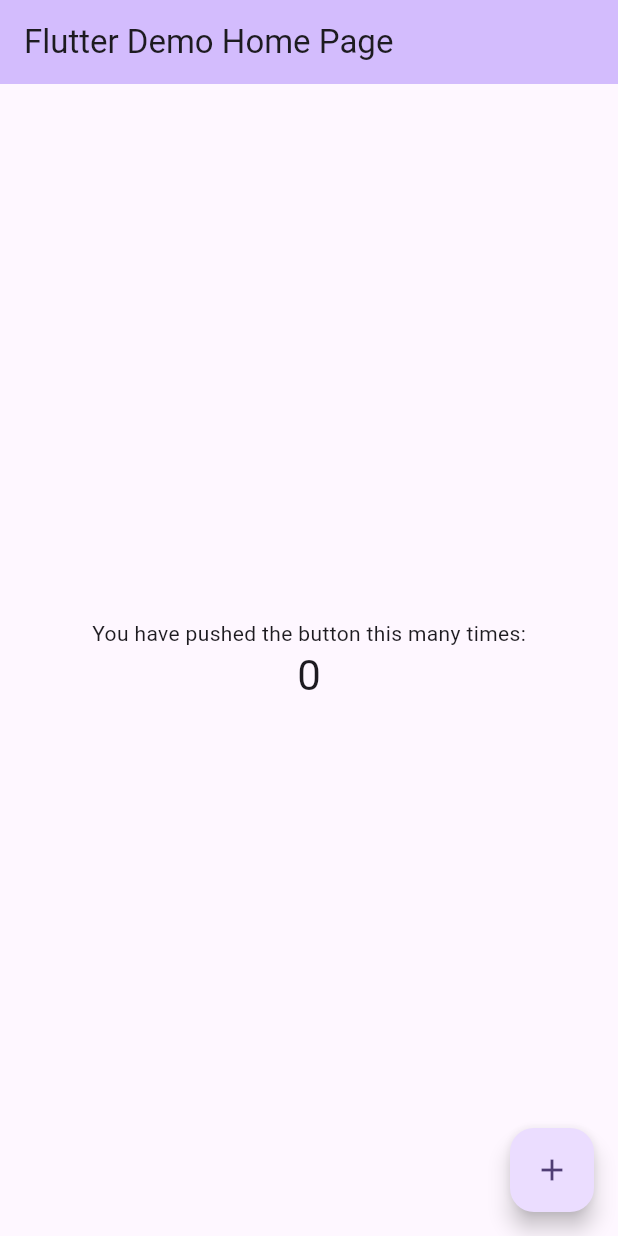
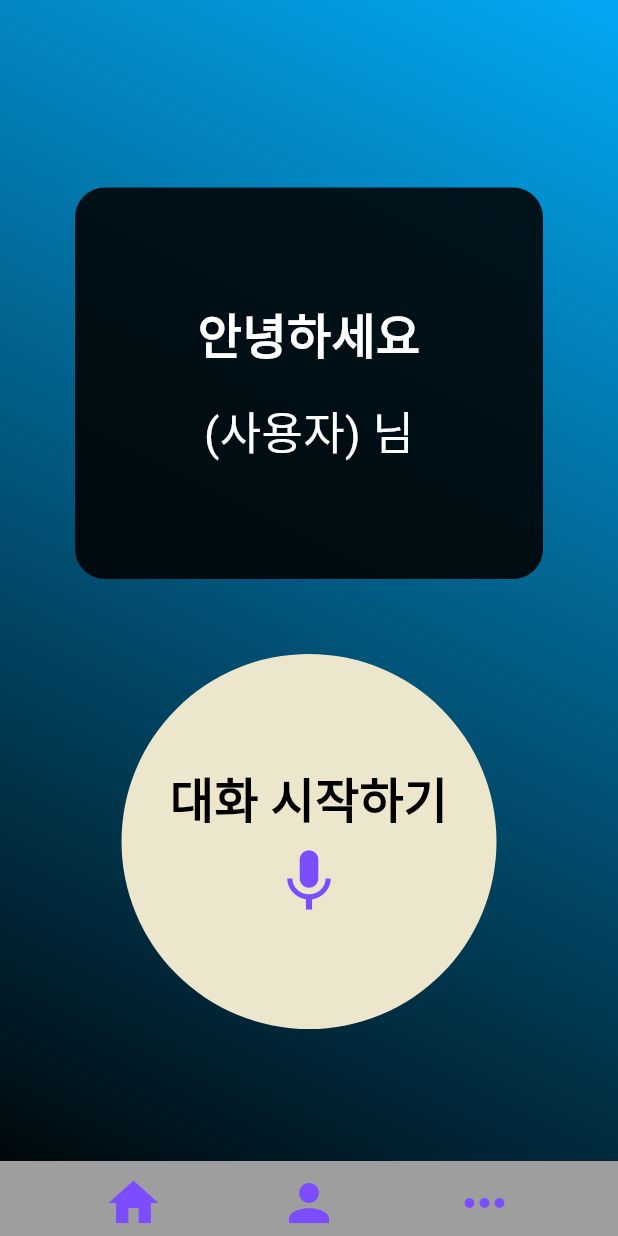
Before and after one commit to crosswaves/cross_wave, a Flutter app: the screen it shows after launch, on a phone screen of 412 x 824 dp. Run offline on Flutter 3.47's test engine with Material 3 defaults, Android fonts, the phone set to English and light mode, and no system bars.

Commit message:
feat : 홈 화면 / 대화 화면

```diff
--- /dev/null
+++ b/lib/home_and_talk/home.dart
@@ -0,0 +1,180 @@
+import 'package:cross_wave/home_and_talk/more_info.dart';
+import 'package:cross_wave/home_and_talk/talk.dart';
+import 'package:flutter/material.dart';
+import 'profile_screen.dart';
+
+class Home extends StatefulWidget {
+  const Home({super.key});
+
+  @override
+  State<Home> createState() => _HomeState();
+}
+
+class _HomeState extends State<Home> {
+  @override
+  Widget build(BuildContext context) {
+    return Scaffold(
+      body: Container(
+        decoration: const BoxDecoration(
+          gradient: LinearGradient(
+            begin: Alignment.bottomLeft,
+            end: Alignment.topRight,
+            colors: [
+              Colors.black,
+              Colors.lightBlue,
+            ],
+          ),
+        ),
+        child: Column(
+          children: [
+            const SizedBox(
+              height: 75,
+            ),
+            Container(
+              margin: const EdgeInsets.all(50),
+              decoration: BoxDecoration(
+                color: Colors.black87,
+                borderRadius: BorderRadius.circular(
+                  20,
+                ),
+              ),
+              child: const Padding(
+                padding: EdgeInsets.all(75),
+                child: Row(
+                  mainAxisAlignment: MainAxisAlignment.center,
+                  children: [
+                    Column(
+                      children: [
+                        Text(
+                          '안녕하세요',
+                          style: TextStyle(
+                            fontSize: 32,
+                            fontWeight: FontWeight.w600,
+                            color: Colors.white,
+                          ),
+                        ),
+                        SizedBox(
+                          height: 20,
+                        ),
+                        Row(
+                          children: [
+                            Text(
+                              '(사용자) 님',
+                              style: TextStyle(
+                                fontSize: 30,
+                                color: Colors.white,
+                              ),
+                            ),
+                          ],
+                        ),
+                      ],
+                    )
+                  ],
+                ),
+              ),
+            ),
+            Container(
+              width: 250,
+              height: 250,
+              decoration: const BoxDecoration(
+                color: Color(0xFFECE6CC),
+                shape: BoxShape.circle,
+              ),
+              child: TextButton(
+                onPressed: () {
+                  Navigator.push(
+                    context,
+                    MaterialPageRoute(
+                      builder: (context) => const Talk(),
+                    ),
+                  );
+                },
+                child: const Column(
+                  mainAxisAlignment: MainAxisAlignment.center,
+                  children: [
+                    Text(
+                      '대화 시작하기',
+                      style: TextStyle(
+                        fontSize: 32,
+                        fontWeight: FontWeight.w600,
+                        color: Colors.black,
+                      ),
+                    ),
+                    SizedBox(
+                      height: 5,
+                    ),
+                    Icon(
+                      Icons.mic,
+                      size: 50,
+                      color: Colors.deepPurpleAccent,
+                    ),
+                  ],
+                ),
+              ),
+            ),
+            const Spacer(),
+            SizedBox(
+              height: 50,
+              width: double.infinity,
+              child: DecoratedBox(
+                decoration: const BoxDecoration(
+                  color: Colors.grey,
+                ),
+                child: Row(
+                  mainAxisAlignment: MainAxisAlignment.spaceEvenly,
+                  children: [
+                    IconButton(
+                      onPressed: () {
+                        Navigator.push(
+                          context,
+                          MaterialPageRoute(
+                            builder: (context) => const Home(),
+                          ),
+                        );
+                      },
+                      icon: const Icon(
+                        Icons.home,
+                        size: 40,
+                        color: Colors.deepPurpleAccent,
+                      ),
+                    ),
+                    IconButton(
+                      onPressed: () {
+                        Navigator.push(
+                          context,
+                          MaterialPageRoute(
+                            builder: (context) => const ProfileScreen(),
+                          ),
+                        );
+                      },
+                      icon: const Icon(
+                        Icons.person,
+                        size: 40,
+                        color: Colors.deepPurpleAccent,
+                      ),
+                    ),
+                    IconButton(
+                      onPressed: () {
+                        Navigator.push(
+                          context,
+                          MaterialPageRoute(
+                            builder: (context) => const MoreInfo(),
+                          ),
+                        );
+                      },
+                      icon: const Icon(
+                        Icons.more_horiz,
+                        size: 40,
+                        color: Colors.deepPurpleAccent,
+                      ),
+                    ),
+                  ],
+                ),
+              ),
+            ),
+          ],
+        ),
+      ),
+    );
+  }
+}
--- a/lib/main.dart
+++ b/lib/main.dart
@@ -1,125 +1,19 @@
 import 'package:flutter/material.dart';
+import 'home_and_talk/home.dart';
 
-void main() {
-  runApp(const MyApp());
-}
+void main() => runApp(const App());
 
-class MyApp extends StatelessWidget {
-  const MyApp({super.key});
+class App extends StatelessWidget {
+  const App({super.key});
 
-  // This widget is the root of your application.
   @override
   Widget build(BuildContext context) {
     return MaterialApp(
-      title: 'Flutter Demo',
+      title: 'Flutter Talk',
       theme: ThemeData(
-        // This is the theme of your application.
-        //
-        // TRY THIS: Try running your application with "flutter run". You'll see
-        // the application has a purple toolbar. Then, without quitting the app,
-        // try changing the seedColor in the colorScheme below to Colors.green
-        // and then invoke "hot reload" (save your changes or press the "hot
-        // reload" button in a Flutter-supported IDE, or press "r" if you used
-        // the command line to start the app).
-        //
-        // Notice that the counter didn't reset back to zero; the application
-        // state is not lost during the reload. To reset the state, use hot
-        // restart instead.
-        //
-        // This works for code too, not just values: Most code changes can be
-        // tested with just a hot reload.
-        colorScheme: ColorScheme.fromSeed(seedColor: Colors.deepPurple),
-        useMaterial3: true,
+        primarySwatch: Colors.amber,
       ),
-      home: const MyHomePage(title: 'Flutter Demo Home Page'),
+      home: const Home(),
     );
   }
 }
-
-class MyHomePage extends StatefulWidget {
-  const MyHomePage({super.key, required this.title});
-
-  // This widget is the home page of your application. It is stateful, meaning
-  // that it has a State object (defined below) that contains fields that affect
-  // how it looks.
-
-  // This class is the configuration for the state. It holds the values (in this
-  // case the title) provided by the parent (in this case the App widget) and
-  // used by the build method of the State. Fields in a Widget subclass are
-  // always marked "final".
-
-  final String title;
-
-  @override
-  State<MyHomePage> createState() => _MyHomePageState();
-}
-
-class _MyHomePageState extends State<MyHomePage> {
-  int _counter = 0;
-
-  void _incrementCounter() {
-    setState(() {
-      // This call to setState tells the Flutter framework that something has
-      // changed in this State, which causes it to rerun the build method below
-      // so that the display can reflect the updated values. If we changed
-      // _counter without calling setState(), then the build method would not be
-      // called again, and so nothing would appear to happen.
-      _counter++;
-    });
-  }
-
-  @override
-  Widget build(BuildContext context) {
-    // This method is rerun every time setState is called, for instance as done
-    // by the _incrementCounter method above.
-    //
-    // The Flutter framework has been optimized to make rerunning build methods
-    // fast, so that you can just rebuild anything that needs updating rather
-    // than having to individually change instances of widgets.
-    return Scaffold(
-      appBar: AppBar(
-        // TRY THIS: Try changing the color here to a specific color (to
-        // Colors.amber, perhaps?) and trigger a hot reload to see the AppBar
-        // change color while the other colors stay the same.
-        backgroundColor: Theme.of(context).colorScheme.inversePrimary,
-        // Here we take the value from the MyHomePage object that was created by
-        // the App.build method, and use it to set our appbar title.
-        title: Text(widget.title),
-      ),
-      body: Center(
-        // Center is a layout widget. It takes a single child and positions it
-        // in the middle of the parent.
-        child: Column(
-          // Column is also a layout widget. It takes a list of children and
-          // arranges them vertically. By default, it sizes itself to fit its
-          // children horizontally, and tries to be as tall as its parent.
-          //
-          // Column has various properties to control how it sizes itself and
-          // how it positions its children. Here we use mainAxisAlignment to
-          // center the children vertically; the main axis here is the vertical
-          // axis because Columns are vertical (the cross axis would be
-          // horizontal).
-          //
-          // TRY THIS: Invoke "debug painting" (choose the "Toggle Debug Paint"
-          // action in the IDE, or press "p" in the console), to see the
-          // wireframe for each widget.
-          mainAxisAlignment: MainAxisAlignment.center,
-          children: <Widget>[
-            const Text(
-              'You have pushed the button this many times:',
-            ),
-            Text(
-              '$_counter',
-              style: Theme.of(context).textTheme.headlineMedium,
-            ),
-          ],
-        ),
-      ),
-      floatingActionButton: FloatingActionButton(
-        onPressed: _incrementCounter,
-        tooltip: 'Increment',
-        child: const Icon(Icons.add),
-      ), // This trailing comma makes auto-formatting nicer for build methods.
-    );
-  }
-}
--- a/pubspec.yaml
+++ b/pubspec.yaml
@@ -59,9 +59,9 @@ flutter:
   uses-material-design: true
 
   # To add assets to your application, add an assets section, like this:
-  # assets:
-  #   - images/a_dot_burr.jpeg
-  #   - images/a_dot_ham.jpeg
+  assets:
+    - assets/logo.png
+    - assets/user.jpg
 
   # An image asset can refer to one or more resolution-specific "variants", see
   # https://flutter.dev/assets-and-images/#resolution-aware
```
Also changed, not shown: lib/home_and_talk/more_info.dart (added, +86 -0 lines), lib/home_and_talk/profile_screen.dart (added, +86 -0 lines), lib/home_and_talk/talk.dart (added, +263 -0 lines), assets/logo.png (added), assets/user.jpg (added), 1 other file.
